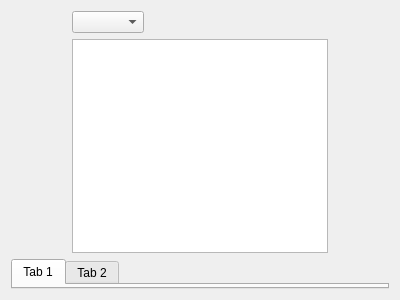
This is yatel/gui/uis/ExplorerFrame.ui in leliel12/yatel as Qt 5 draws it before an edit. The edited form follows.
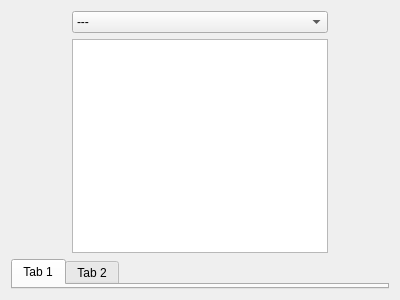
This is the edited form.

Commit message: fixed size of combo in ui and more things

```diff
--- a/yatel/gui/uis/ExplorerFrame.ui
+++ b/yatel/gui/uis/ExplorerFrame.ui
@@ -27,11 +27,16 @@
        <item>
         <widget class="QComboBox" name="hapsComboBox">
          <property name="sizePolicy">
-          <sizepolicy hsizetype="Maximum" vsizetype="Fixed">
+          <sizepolicy hsizetype="Minimum" vsizetype="Fixed">
            <horstretch>0</horstretch>
            <verstretch>0</verstretch>
           </sizepolicy>
          </property>
+         <item>
+          <property name="text">
+           <string>---</string>
+          </property>
+         </item>
         </widget>
        </item>
        <item>
```
The commit also changes 3 other files.
